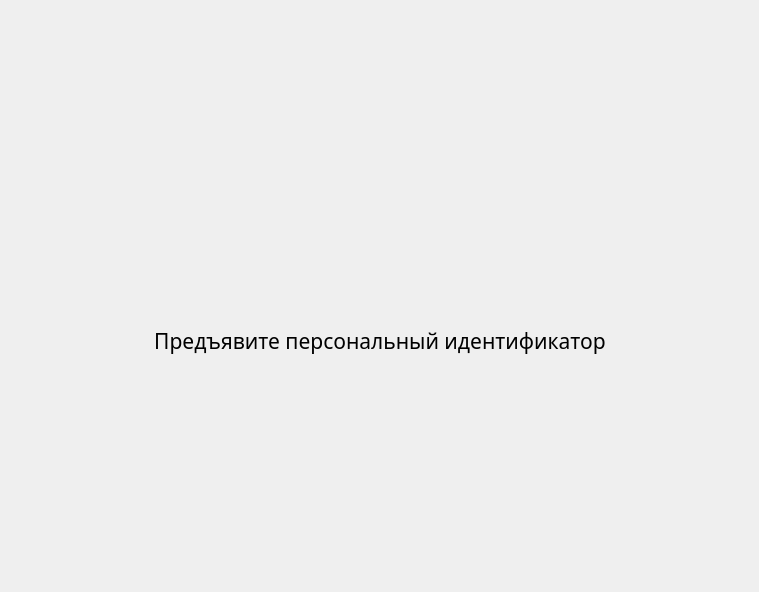
The window that ui/IdWaitPage.ui (m6v/sobol) describes before a commit, drawn with Qt 5.
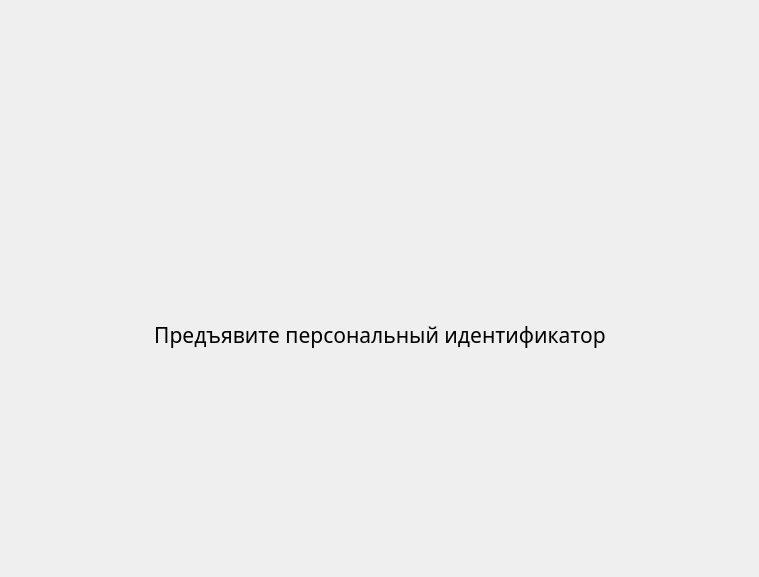
The same window after the commit.

```diff
--- a/ui/IdWaitPage.ui
+++ b/ui/IdWaitPage.ui
@@ -7,13 +7,25 @@
     <x>0</x>
     <y>0</y>
     <width>759</width>
-    <height>592</height>
+    <height>577</height>
    </rect>
   </property>
   <property name="windowTitle">
    <string>Form</string>
   </property>
   <layout class="QGridLayout" name="gridLayout" rowstretch="3,0,1">
+   <property name="leftMargin">
+    <number>0</number>
+   </property>
+   <property name="topMargin">
+    <number>0</number>
+   </property>
+   <property name="rightMargin">
+    <number>0</number>
+   </property>
+   <property name="bottomMargin">
+    <number>0</number>
+   </property>
    <item row="0" column="1">
     <spacer name="verticalSpacer">
      <property name="orientation">
```
